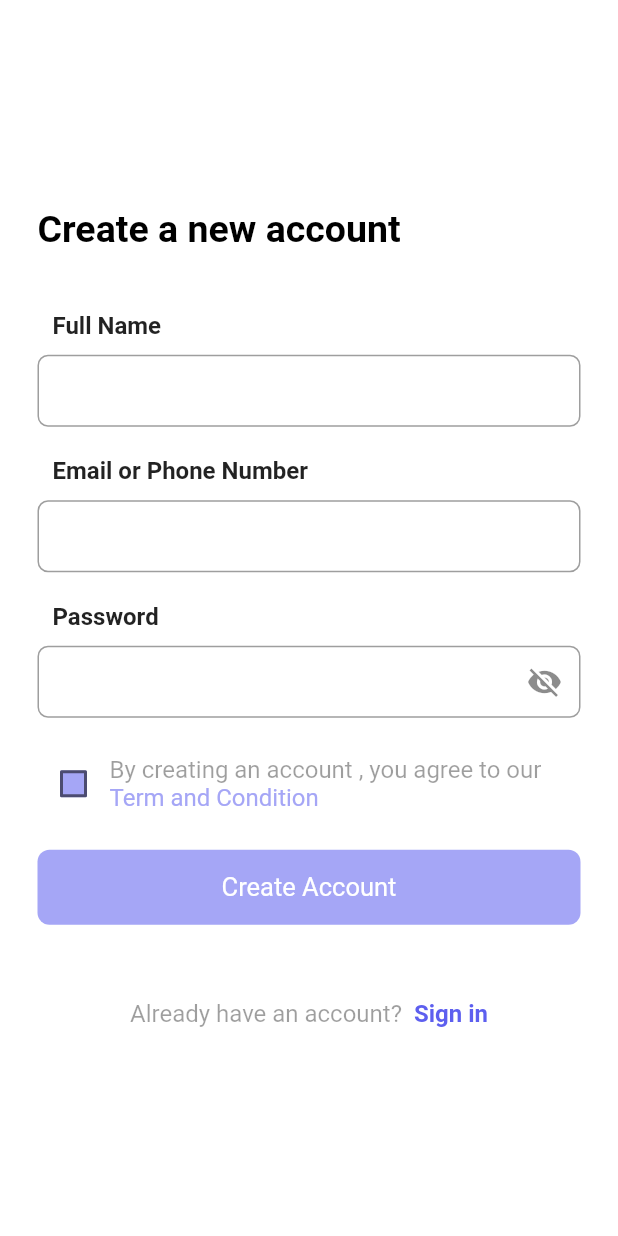
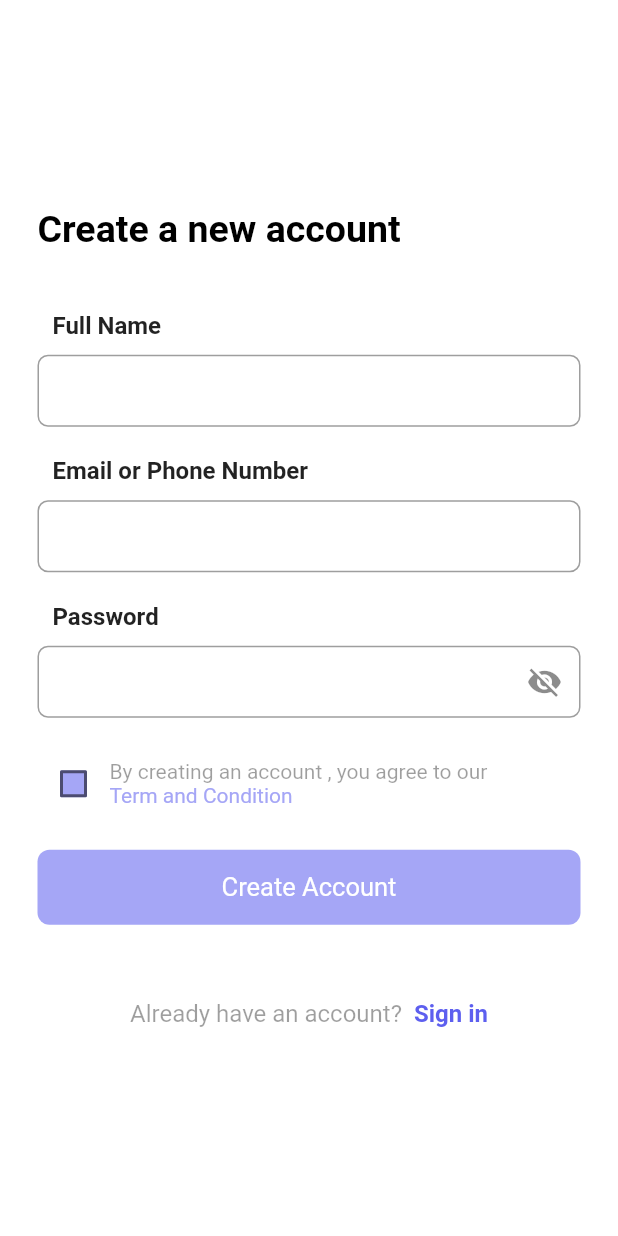
Before and after one commit to PrajeshKasodiya/budget_tracker, a Flutter app: the screen it shows after launch, after a tap on "Create an account", on a phone screen of 412 x 824 dp. Run offline on Flutter 3.47's test engine with Material 2 defaults, Android fonts, the phone set to English and light mode, and no system bars; our stand-ins replace sqflite; accounts and stored records are empty.

```diff
--- a/lib/main.dart
+++ b/lib/main.dart
@@ -1,16 +1,24 @@
+  import 'package:budget/controller/services.dart';
+import 'package:budget/model/user_entity.dart';
 import 'package:budget/view/%20authentication/forgot_password.dart';
 import 'package:budget/view/%20authentication/newpassword.dart';
 import 'package:budget/view/%20authentication/success.dart';
 import 'package:budget/view/%20authentication/welcome.dart';
 import 'package:budget/view/master/master_screen.dart';
+import 'package:budget/widgets/properties.dart';
 import 'package:flutter/material.dart';
 
 void main() {
   runApp(const MyApp());
+
 }
+  final userServices = UserServices();
+  final user = User();
+  final Properties properties = Properties();
 
 class MyApp extends StatelessWidget {
-  const MyApp({Key? key}) : super(key: key);
+  const  MyApp({Key? key}) : super(key: key);
+
 
   @override
   Widget build(BuildContext context) {
--- a/lib/view/ authentication/forgot_password.dart
+++ b/lib/view/ authentication/forgot_password.dart
@@ -4,7 +4,7 @@ import 'package:budget/view/%20authentication/success.dart';
 import 'package:budget/widgets/properties.dart';
 import 'package:flutter/material.dart';
 
-var properties = Properties();
+
 class ForgetPassword extends StatefulWidget {
   const ForgetPassword({Key? key}) : super(key: key);
 
--- a/lib/view/ authentication/login.dart
+++ b/lib/view/ authentication/login.dart
@@ -1,8 +1,6 @@
 import 'package:budget/view/%20authentication/register.dart';
-import 'package:budget/widgets/properties.dart';
 import 'package:flutter/material.dart';
-
-var properties = Properties();
+import 'package:budget/main.dart';
 
 class UserLogin extends StatefulWidget {
   const UserLogin({Key? key}) : super(key: key);
@@ -14,6 +12,9 @@ class UserLogin extends StatefulWidget {
 class _UserLoginState extends State<UserLogin> {
   bool isChecked = false;
   bool securePassword = true;
+  final _userNameController = TextEditingController();
+  final _userEmailController = TextEditingController();
+  final _userPasswordController = TextEditingController();
   final _createUserFormKey = GlobalKey<FormState>();
   @override
   Widget build(BuildContext context) {
@@ -52,6 +53,7 @@ class _UserLoginState extends State<UserLogin> {
                     ),
                     const SizedBox(height: 10),
                     TextFormField(
+                      controller: _userNameController,
                       decoration: const InputDecoration(
                         contentPadding: EdgeInsets.all(10.0),
                         border: OutlineInputBorder(
@@ -78,7 +80,9 @@ class _UserLoginState extends State<UserLogin> {
                       ),
                     ),
                     const SizedBox(height: 10),
+                    // for email
                     TextFormField(
+                      controller: _userEmailController,
                       decoration: const InputDecoration(
                         contentPadding: EdgeInsets.all(10.0),
                         border: OutlineInputBorder(
@@ -105,7 +109,9 @@ class _UserLoginState extends State<UserLogin> {
                       ),
                     ),
                     const SizedBox(height: 10),
+                    //for password
                     TextFormField(
+                      controller: _userPasswordController,
                       decoration: InputDecoration(
                         suffixIcon: IconButton(
                             onPressed: () {
@@ -148,12 +154,12 @@ class _UserLoginState extends State<UserLogin> {
                           text: const TextSpan(
                             text: 'By creating an account , you agree to our\n',
                             style:
-                                TextStyle(color: Colors.black38, fontSize: 16),
+                                TextStyle(color: Colors.black38, fontSize: 14),
                             children: <TextSpan>[
                               TextSpan(
                                   text: 'Term and Condition',
                                   style: TextStyle(
-                                      color: Color(0xFFA5A6F6), fontSize: 16)),
+                                      color: Color(0xFFA5A6F6), fontSize: 14)),
                             ],
                           ),
                         ),
@@ -163,8 +169,14 @@ class _UserLoginState extends State<UserLogin> {
                     InkWell(
                       onTap: () {
                         if (_createUserFormKey.currentState!.validate()) {
-                          Navigator.push(context, MaterialPageRoute(builder: (context) =>const Registers()));
+                          Navigator.push(
+                              context,
+                              MaterialPageRoute(
+                                  builder: (context) => const Registers()));
                         }
+                        setState(() {
+                          // var result = ;
+                        });
                       },
                       child: Container(
                         decoration: const BoxDecoration(
--- a/lib/view/ authentication/success.dart
+++ b/lib/view/ authentication/success.dart
@@ -31,8 +31,6 @@ class Success extends StatelessWidget {
                     "Please check your email to confirm ",
                     style: TextStyle(fontSize: 16, fontWeight: FontWeight.bold,color: Colors.black45),
                   ),
-
-
                 ]),
           ),
         ),
--- a/lib/view/master/master_screen.dart
+++ b/lib/view/master/master_screen.dart
@@ -5,7 +5,6 @@ import 'package:budget/widgets/properties.dart';
 import 'package:flutter/material.dart';
 
 
-var properties = Properties();
 class MasterPage extends StatefulWidget {
   const MasterPage({Key? key}) : super(key: key);
 
--- a/pubspec.yaml
+++ b/pubspec.yaml
@@ -37,6 +37,10 @@ dependencies:
   # Use with the CupertinoIcons class for iOS style icons.
   cupertino_icons: ^1.0.2
   google_fonts: ^3.0.1
+  sqflite: ^2.2.2
+  path: ^1.8.2
+  path_provider: ^2.0.11
+
 
 
 dev_dependencies:
```
Also changed, not shown: lib/controller/database_connection.dart (added, +20 -0 lines), lib/controller/repository.dart (added, +31 -0 lines), lib/controller/services.dart (added, +18 -0 lines), lib/model/user_entity.dart (added, +24 -0 lines), lib/view/ authentication/register.dart (+12 -3 lines), lib/view/master/home.dart (+20 -4 lines), pubspec.lock.
